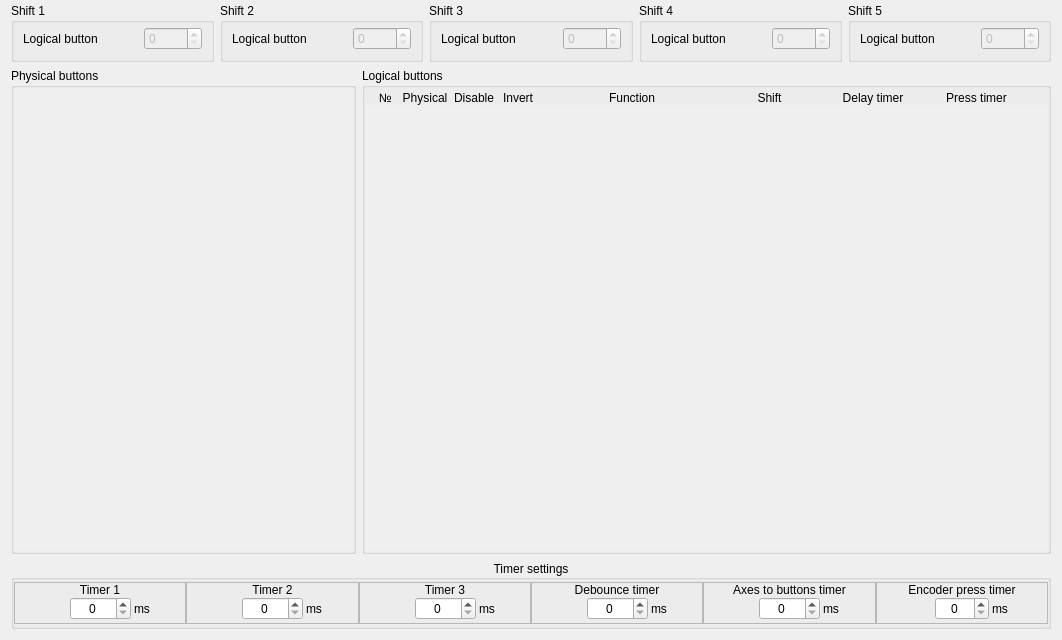
First picture: the form in widgets/buttonconfig.ui, repository FreeJoy-Team/FreeJoyConfiguratorQt, before the edit.
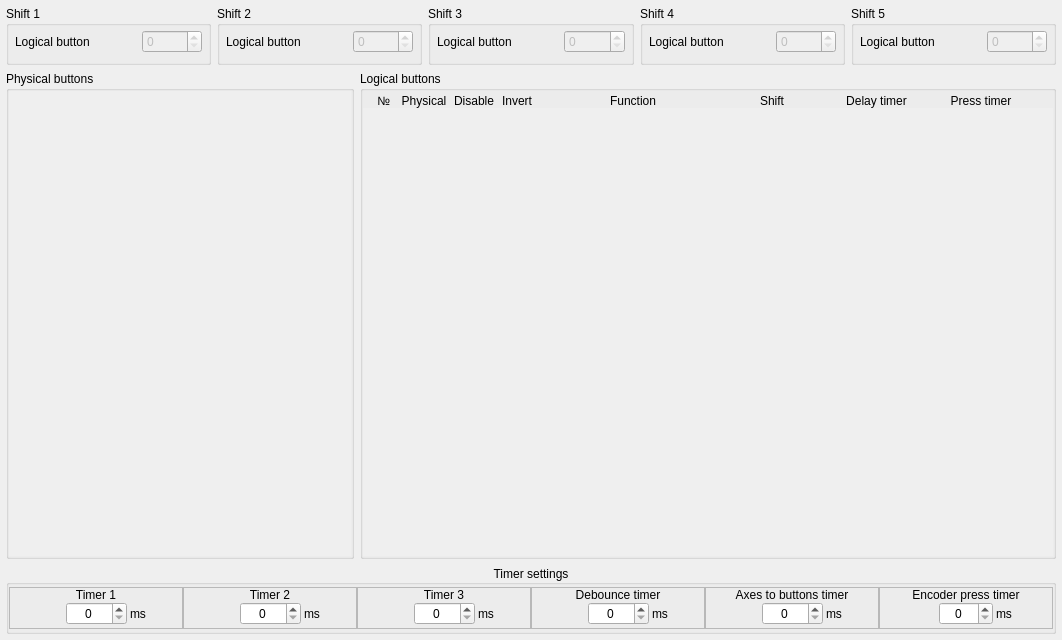
Second picture: the form after the edit.

```diff
--- a/widgets/buttonconfig.ui
+++ b/widgets/buttonconfig.ui
@@ -20,8 +20,17 @@
    <string>Form</string>
   </property>
   <layout class="QGridLayout" name="gridLayout" rowstretch="1,10,1" columnstretch="5,10">
+   <property name="leftMargin">
+    <number>6</number>
+   </property>
    <property name="topMargin">
-    <number>3</number>
+    <number>6</number>
+   </property>
+   <property name="rightMargin">
+    <number>6</number>
+   </property>
+   <property name="bottomMargin">
+    <number>6</number>
    </property>
    <item row="0" column="0" colspan="2">
     <layout class="QHBoxLayout" name="horizontalLayout">
@@ -34,9 +43,15 @@
         <string>Shift 1</string>
        </property>
        <layout class="QHBoxLayout" name="horizontalLayout_3" stretch="2,1">
+        <property name="leftMargin">
+         <number>6</number>
+        </property>
         <property name="topMargin">
          <number>4</number>
         </property>
+        <property name="rightMargin">
+         <number>6</number>
+        </property>
         <item>
          <widget class="QLabel" name="text_shift1_logicalButton">
           <property name="text">
@@ -63,9 +78,15 @@
         <string>Shift 2</string>
        </property>
        <layout class="QHBoxLayout" name="horizontalLayout_2" stretch="2,1">
+        <property name="leftMargin">
+         <number>6</number>
+        </property>
         <property name="topMargin">
          <number>4</number>
         </property>
+        <property name="rightMargin">
+         <number>6</number>
+        </property>
         <item>
          <widget class="QLabel" name="text_shift2_logicalButton">
           <property name="text">
@@ -92,9 +113,15 @@
         <string>Shift 3</string>
        </property>
        <layout class="QHBoxLayout" name="horizontalLayout_4" stretch="2,1">
+        <property name="leftMargin">
+         <number>6</number>
+        </property>
         <property name="topMargin">
          <number>4</number>
         </property>
+        <property name="rightMargin">
+         <number>6</number>
+        </property>
         <item>
          <widget class="QLabel" name="text_shift3_logicalButton">
           <property name="text">
@@ -121,9 +148,15 @@
         <string>Shift 4</string>
        </property>
        <layout class="QHBoxLayout" name="horizontalLayout_5" stretch="2,1">
+        <property name="leftMargin">
+         <number>6</number>
+        </property>
         <property name="topMargin">
          <number>4</number>
         </property>
+        <property name="rightMargin">
+         <number>6</number>
+        </property>
         <item>
          <widget class="QLabel" name="text_shift4_logicalButton">
           <property name="text">
@@ -150,9 +183,15 @@
         <string>Shift 5</string>
        </property>
        <layout class="QHBoxLayout" name="horizontalLayout_6" stretch="2,1">
+        <property name="leftMargin">
+         <number>6</number>
+        </property>
         <property name="topMargin">
          <number>4</number>
         </property>
+        <property name="rightMargin">
+         <number>6</number>
+        </property>
         <item>
          <widget class="QLabel" name="text_shift5_logicalButton">
           <property name="text">
@@ -232,8 +271,8 @@
           <rect>
            <x>0</x>
            <y>0</y>
-           <width>686</width>
-           <height>439</height>
+           <width>694</width>
+           <height>477</height>
           </rect>
          </property>
          <layout class="QVBoxLayout" name="layoutV_LogicalButton">
@@ -379,8 +418,8 @@
           <rect>
            <x>0</x>
            <y>0</y>
-           <width>340</width>
-           <height>457</height>
+           <width>346</width>
+           <height>493</height>
           </rect>
          </property>
          <layout class="QGridLayout" name="layoutG_PhysicalButton"/>
```
